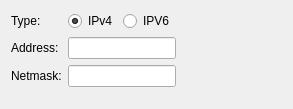
Before: the Qt Designer form src/gui/AddressEditor.ui in fwbuilder/fwbuilder, drawn with Qt 5.
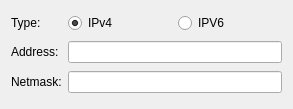
After: the same form once the commit is applied.

```diff
--- a/src/gui/AddressEditor.ui
+++ b/src/gui/AddressEditor.ui
@@ -13,10 +13,7 @@
   <property name="windowTitle">
    <string>Form</string>
   </property>
-  <layout class="QFormLayout" name="formLayout">
-   <property name="fieldGrowthPolicy">
-    <enum>QFormLayout::FieldsStayAtSizeHint</enum>
-   </property>
+  <layout class="QGridLayout" name="gridLayout">
    <item row="0" column="0">
     <widget class="QLabel" name="label_3">
      <property name="text">
@@ -24,6 +21,33 @@
      </property>
     </widget>
    </item>
+   <item row="0" column="1">
+    <layout class="QHBoxLayout" name="horizontalLayout_2">
+     <item>
+      <widget class="QRadioButton" name="ipv4">
+       <property name="text">
+        <string>IPv4</string>
+       </property>
+       <property name="checked">
+        <bool>true</bool>
+       </property>
+       <property name="autoExclusive">
+        <bool>false</bool>
+       </property>
+      </widget>
+     </item>
+     <item>
+      <widget class="QRadioButton" name="ipv6">
+       <property name="text">
+        <string>IPV6</string>
+       </property>
+       <property name="autoExclusive">
+        <bool>false</bool>
+       </property>
+      </widget>
+     </item>
+    </layout>
+   </item>
    <item row="1" column="0">
     <widget class="QLabel" name="label">
      <property name="text">
@@ -44,33 +68,6 @@
    <item row="2" column="1">
     <widget class="QLineEdit" name="netmask"/>
    </item>
-   <item row="0" column="1">
-    <layout class="QHBoxLayout" name="horizontalLayout_2">
-     <item>
-      <widget class="QRadioButton" name="ipv4">
-       <property name="text">
-        <string>IPv4</string>
-       </property>
-       <property name="checked">
-        <bool>true</bool>
-       </property>
-       <property name="autoExclusive">
-        <bool>false</bool>
-       </property>
-      </widget>
-     </item>
-     <item>
-      <widget class="QRadioButton" name="ipv6">
-       <property name="text">
-        <string>IPV6</string>
-       </property>
-       <property name="autoExclusive">
-        <bool>false</bool>
-       </property>
-      </widget>
-     </item>
-    </layout>
-   </item>
   </layout>
  </widget>
  <resources/>
```
